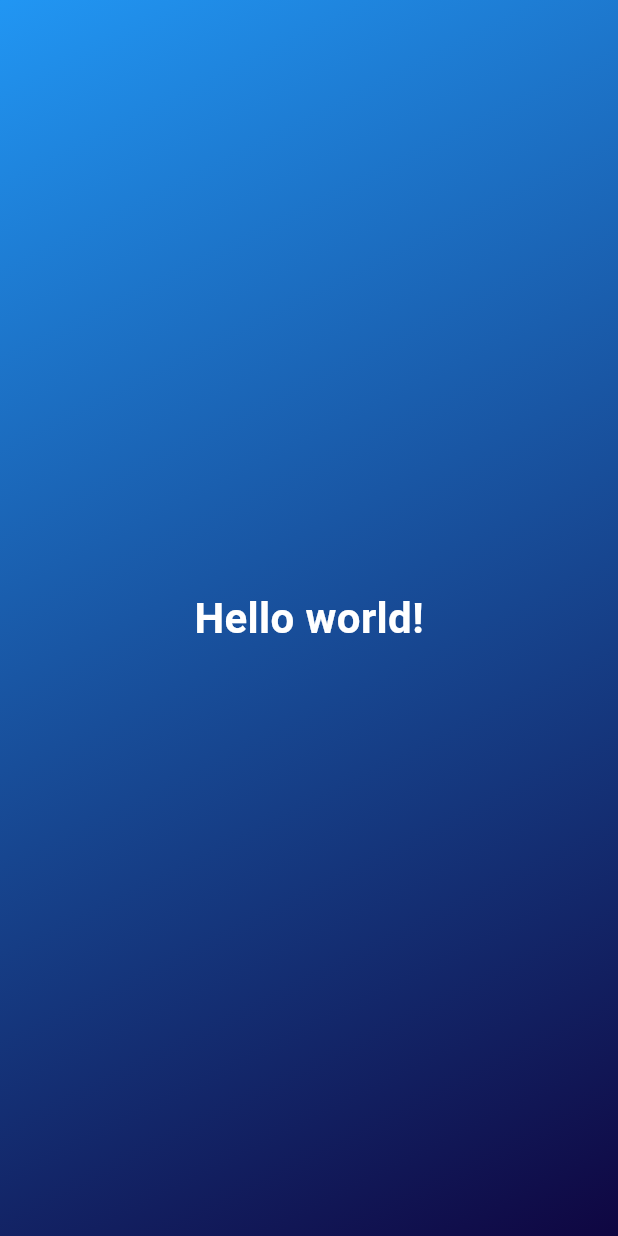
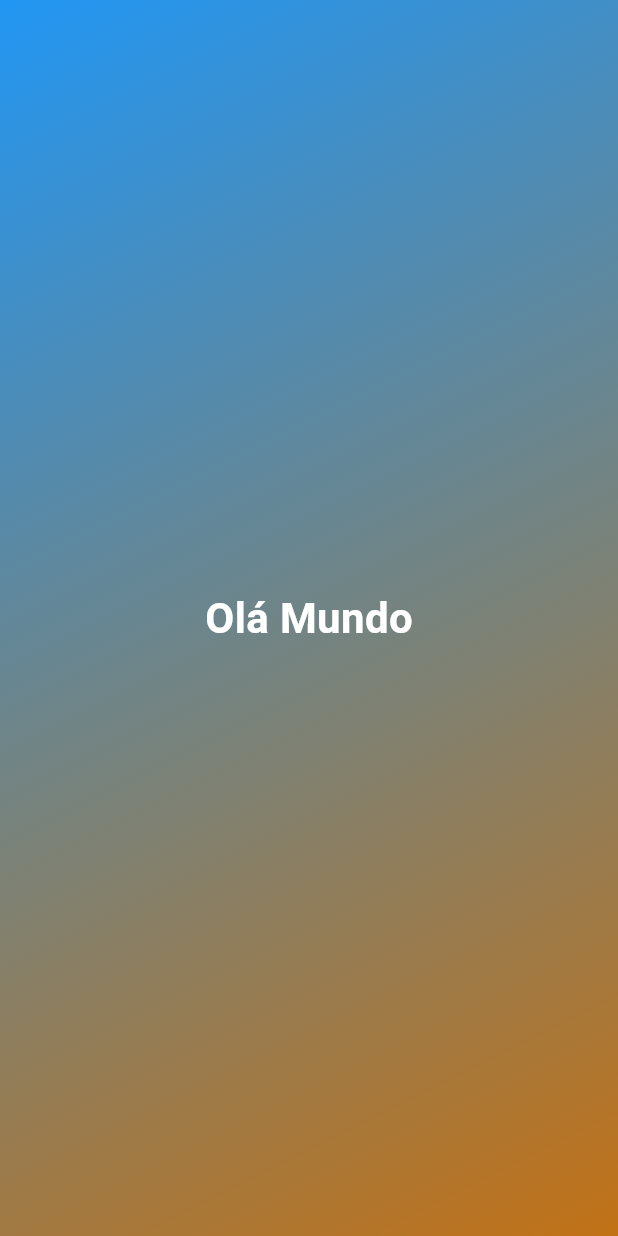
Before and after one commit to lijealso/learn-flutter-dart, a Flutter app: the screen it shows after launch, on a phone screen of 412 x 824 dp. Run offline on Flutter 3.47's test engine with Material 3 defaults, Android fonts, the phone set to English and light mode, and no system bars; our stand-ins replace sensors_plus.

Commit message:
until 39. Splitting Code Across Files

```diff
--- /dev/null
+++ b/first_app/lib/gradient_container.dart
@@ -0,0 +1,28 @@
+import 'package:flutter/material.dart';
+
+class GradientContainer extends StatelessWidget {
+  const GradientContainer({super.key});
+
+  @override
+  Widget build(context) {
+    return Container(
+      decoration: const BoxDecoration(
+        gradient: LinearGradient(
+          colors: [Colors.blue, Color.fromARGB(255, 194, 114, 22)],
+          begin: Alignment.topLeft,
+          end: Alignment.bottomRight,
+        ),
+      ),
+      child: const Center(
+        child: Text(
+          'Olá Mundo',
+          style: TextStyle(
+            fontSize: 28.0,
+            color: Colors.white,
+            fontWeight: FontWeight.bold,
+          ),
+        ),
+      ),
+    );
+  }
+}
--- a/first_app/lib/main.dart
+++ b/first_app/lib/main.dart
@@ -1,4 +1,5 @@
 import 'package:flutter/material.dart';
+import 'gradient_container.dart';
 
 void main() {
   runApp(
@@ -20,30 +21,3 @@ class MyStatelessWidget extends StatelessWidget {
     );
   }
 }
-
-class GradientContainer extends StatelessWidget {
-  const GradientContainer({super.key});
-
-  @override
-  Widget build(context) {
-    return Container(
-      decoration: const BoxDecoration(
-        gradient: LinearGradient(
-          colors: [Colors.blue, Color.fromARGB(255, 15, 6, 65)],
-          begin: Alignment.topLeft,
-          end: Alignment.bottomRight,
-        ),
-      ),
-      child: const Center(
-        child: Text(
-          'Hello world!',
-          style: TextStyle(
-            fontSize: 28.0,
-            color: Colors.white,
-            fontWeight: FontWeight.bold,
-          ),
-        ),
-      ),
-    );
-  }
-}
```
